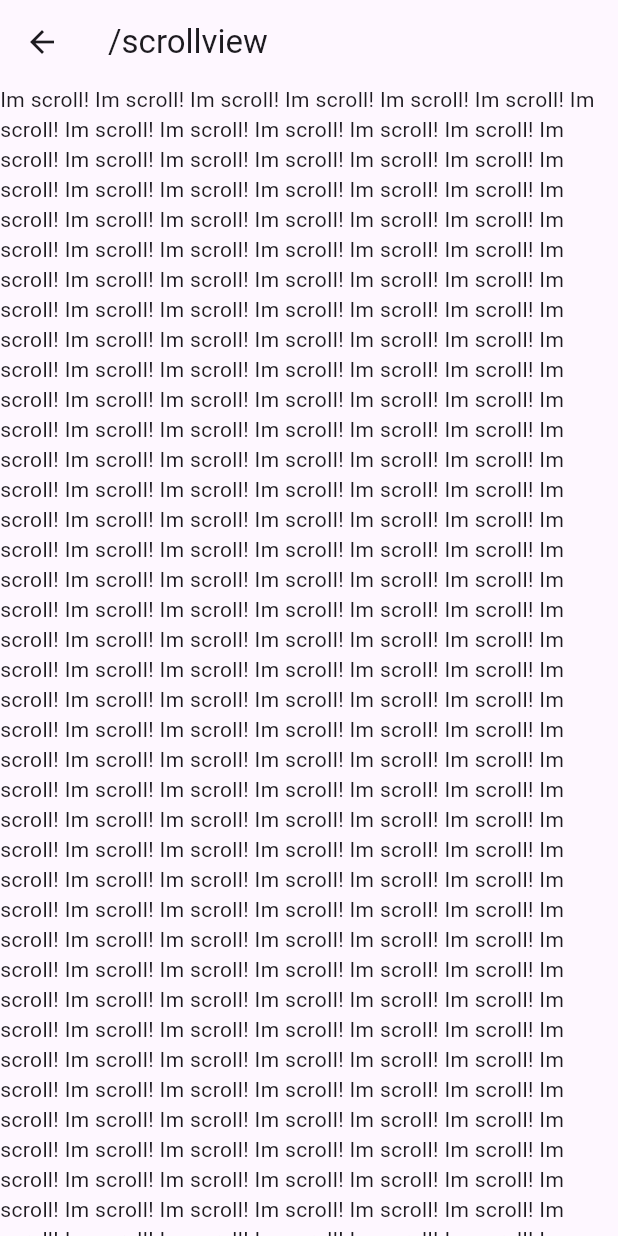
After one commit to alexanderhertsyk/flutter_testing_features, a Flutter app: the LayoutsPage screen opened by its route, after a tap on "/scrollview", on a phone screen of 412 x 824 dp. The commit adds this screen. Run offline on Flutter 3.47's test engine with Material 3 defaults, Android fonts, the phone set to English and light mode, and no system bars; our stand-ins replace flutter_localization.

Commit message:
Added scroll page.

```diff
--- a/lib/main.dart
+++ b/lib/main.dart
@@ -7,11 +7,12 @@ import 'pages/images_page.dart';
 import 'pages/isolates/isolates_dart_page.dart';
 import 'pages/isolates/isolates_dart_robust_page.dart';
 import 'pages/isolates/isolates_flutter_page.dart';
-import 'pages/add_remove_widget_page.dart';
+import 'pages/layouts/add_remove_widget_page.dart';
 import 'pages/animation_page.dart';
-import 'pages/Isolates/isolates_page.dart';
+import 'pages/isolates/isolates_page.dart';
 import 'pages/layouts/grid_page.dart';
 import 'pages/layouts/layouts_page.dart';
+import 'pages/layouts/scrollview_page.dart';
 import 'pages/layouts/stack_page.dart';
 import 'pages/localization_page.dart';
 import 'pages/paint_page.dart';
@@ -79,6 +80,7 @@ class _MyAppState extends State<MyApp> {
         LayoutsPage.route: (context) => const LayoutsPage(),
         GridViewPage.route: (context) => const GridViewPage(),
         StackPage.route: (context) => const StackPage(),
+        ScrollviewPage.route: (context) => const ScrollviewPage(),
       },
       supportedLocales: localization.supportedLocales,
       localizationsDelegates: localization.localizationsDelegates,
--- a/lib/pages/add_remove_widget_page.dart
+++ b/lib/pages/layouts/add_remove_widget_page.dart
@@ -1,6 +1,6 @@
 import 'package:flutter/material.dart';
 
-import '../widgets/add_remove_widget.dart';
+import '../../widgets/add_remove_widget.dart';
 
 class AddRemoveWidgetPage extends StatefulWidget {
   const AddRemoveWidgetPage({super.key});
--- a/lib/pages/layouts/layouts_page.dart
+++ b/lib/pages/layouts/layouts_page.dart
@@ -1,7 +1,9 @@
 import 'package:flutter/material.dart';
 
 import '../../widgets/nav_button.dart';
+import 'add_remove_widget_page.dart';
 import 'grid_page.dart';
+import 'scrollview_page.dart';
 import 'stack_page.dart';
 
 class LayoutsPage extends StatelessWidget {
@@ -16,8 +18,10 @@ class LayoutsPage extends StatelessWidget {
       body: const Column(
         crossAxisAlignment: CrossAxisAlignment.start,
         children: [
+          NavButton(route: AddRemoveWidgetPage.route),
           NavButton(route: GridViewPage.route),
           NavButton(route: StackPage.route),
+          NavButton(route: ScrollviewPage.route),
         ],
       ),
     );
--- /dev/null
+++ b/lib/pages/layouts/scrollview_page.dart
@@ -0,0 +1,22 @@
+import 'package:flutter/material.dart';
+
+class ScrollviewPage extends StatefulWidget {
+  const ScrollviewPage({super.key});
+
+  static const route = '/scrollview';
+
+  @override
+  State<ScrollviewPage> createState() => _ScrollviewPageState();
+}
+
+class _ScrollviewPageState extends State<ScrollviewPage> {
+  @override
+  Widget build(BuildContext context) {
+    return Scaffold(
+      appBar: AppBar(title: const Text(ScrollviewPage.route)),
+      body: SingleChildScrollView(
+        child: Text(List.generate(300, (index) => 'I' 'm scroll! ').join()),
+      ),
+    );
+  }
+}
--- a/lib/pages/welcome_page.dart
+++ b/lib/pages/welcome_page.dart
@@ -1,7 +1,6 @@
 import 'package:flutter/material.dart';
 
 import '../widgets/nav_button.dart';
-import 'add_remove_widget_page.dart';
 import 'animation_page.dart';
 import 'Isolates/isolates_page.dart';
 import 'app_state_page.dart';
@@ -24,7 +23,6 @@ class WelcomePage extends StatelessWidget {
           mainAxisAlignment: MainAxisAlignment.start,
           crossAxisAlignment: CrossAxisAlignment.start,
           children: [
-            NavButton(route: AddRemoveWidgetPage.route),
             NavButton(route: AnimationPage.route),
             NavButton(route: PaintPage.route),
             NavButton(route: WebRequestPage.route),
```
